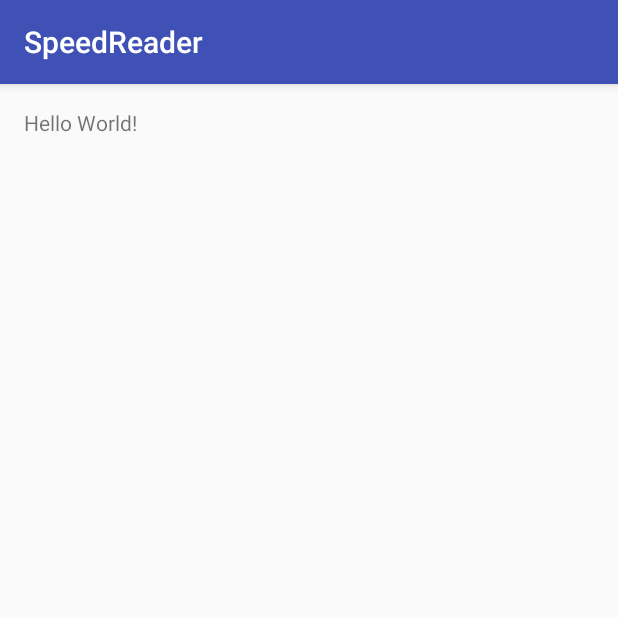
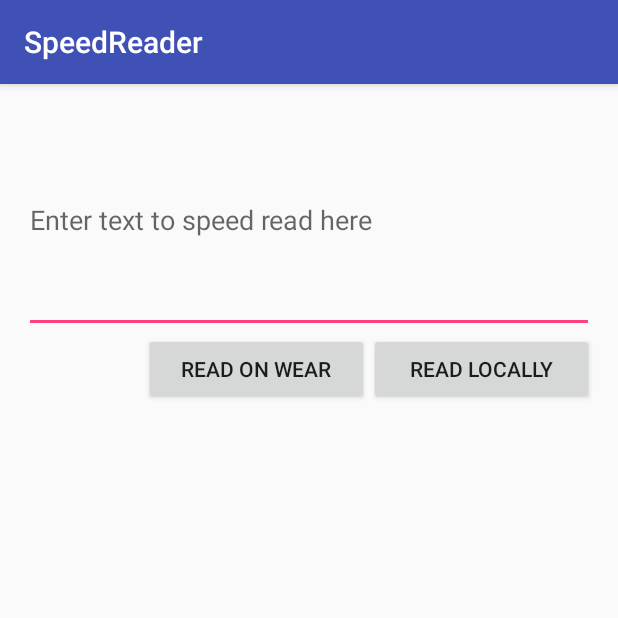
Before and after one commit to ElFeesho/SpeedReader, an Android app: the screen it shows after launch (MainActivity), on a phone screen of 412 x 824 dp, the top half of it. Run offline under Robolectric (Android 15) with nearby library versions, the phone set to English and light mode, and no system bars.

Commit message:
Speed read view layout

```diff
--- a/mobile/src/main/res/layout/activity_main.xml
+++ b/mobile/src/main/res/layout/activity_main.xml
@@ -9,8 +9,25 @@
     android:paddingTop="@dimen/activity_vertical_margin"
     tools:context="uk.co.czcz.speedreader.MainActivity">
 
-    <TextView
-        android:layout_width="wrap_content"
+    <EditText
+        android:id="@+id/text_to_read"
+        android:hint="@string/hint_speed_read"
+        android:layout_width="match_parent"
         android:layout_height="wrap_content"
-        android:text="Hello World!" />
+        android:minHeight="150dp"
+        android:maxHeight="300dp"/>
+    <Button
+        android:layout_below="@+id/text_to_read"
+        android:id="@+id/read_locally"
+        android:text="@string/button_read_locally"
+        android:layout_alignParentRight="true"
+        android:layout_width="150dp"
+        android:layout_height="wrap_content" />
+    <Button
+        android:layout_below="@+id/text_to_read"
+        android:id="@+id/read_wear"
+        android:text="@string/button_read_on_wear"
+        android:layout_toLeftOf="@+id/read_locally"
+        android:layout_width="150dp"
+        android:layout_height="wrap_content" />
 </RelativeLayout>
--- a/mobile/src/main/res/values/strings.xml
+++ b/mobile/src/main/res/values/strings.xml
@@ -1,3 +1,6 @@
 <resources>
     <string name="app_name">SpeedReader</string>
+    <string name="hint_speed_read">Enter text to speed read here</string>
+    <string name="button_read_locally">Read Locally</string>
+    <string name="button_read_on_wear">Read on Wear</string>
 </resources>
--- a/wear/src/main/res/layout/activity_main.xml
+++ b/wear/src/main/res/layout/activity_main.xml
@@ -8,4 +8,6 @@
     app:rectLayout="@layout/rect_activity_main"
     app:roundLayout="@layout/round_activity_main"
     tools:context="uk.co.czcz.speedreader.MainActivity"
-    tools:deviceIds="wear"></android.support.wearable.view.WatchViewStub>
+    tools:deviceIds="wear">
+
+</android.support.wearable.view.WatchViewStub>
```
Also changed, not shown: 2 other files.
